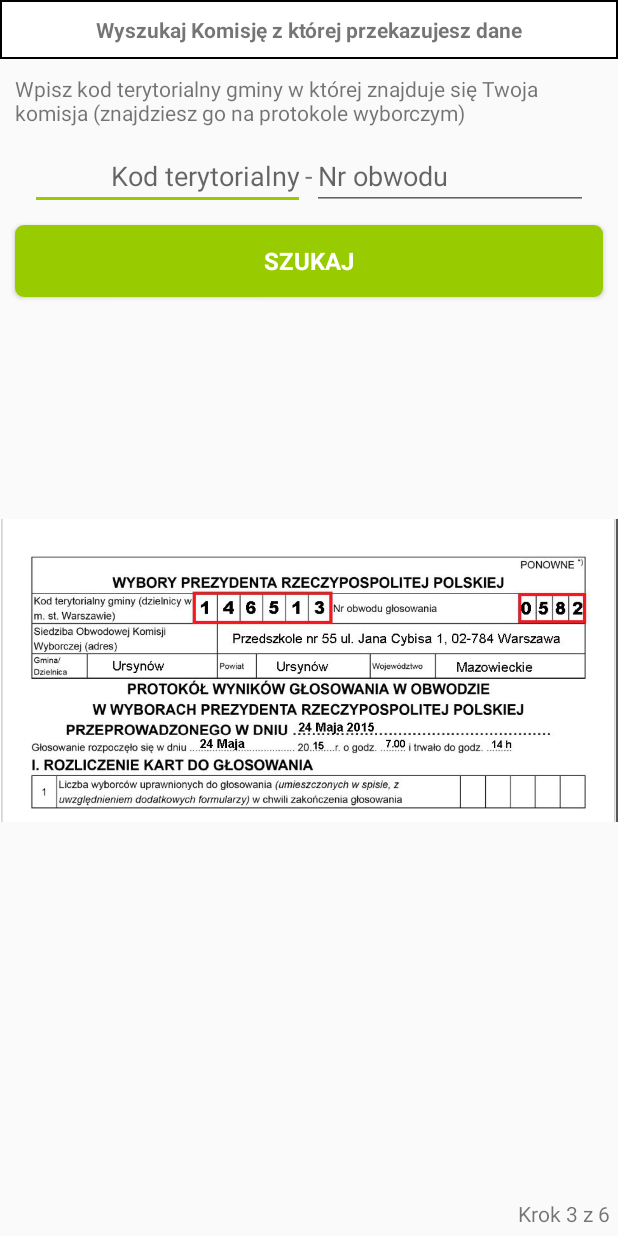
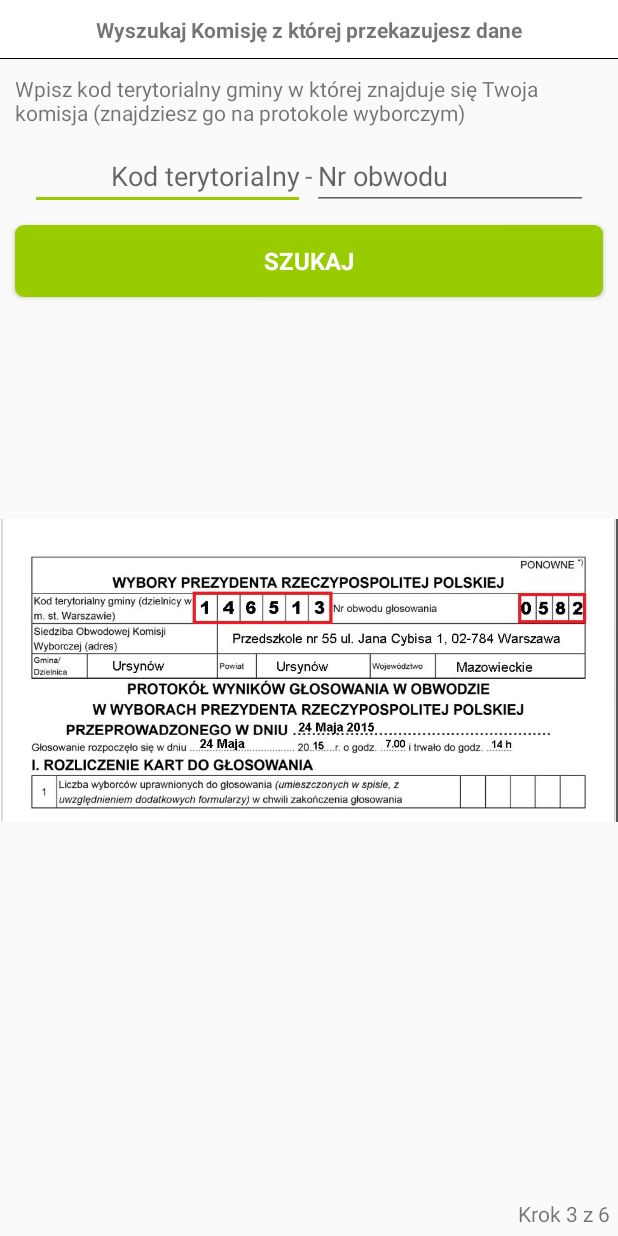
Before and after one commit to OpenPKW-Mobile/Android, an Android app: the FilterCommissionsFragment screen opened directly, with no data from a screen before it, on a phone screen of 412 x 824 dp. Run offline under Robolectric (Android 15) with nearby library versions, the phone set to English and light mode, and no system bars.

Commit message:
Next fixes

```diff
--- a/app/src/main/res/drawable/border.xml
+++ b/app/src/main/res/drawable/border.xml
@@ -1,7 +1,18 @@
 <?xml version="1.0" encoding="utf-8"?>
-<shape
-    xmlns:android="http://schemas.android.com/apk/res/android"
-    android:shape= "rectangle"  >
-    <solid android:color="#FFFFFF"/>
-    <stroke android:width="1dp"  android:color="#000000"/>
-</shape>
+<layer-list xmlns:android="http://schemas.android.com/apk/res/android">
+    <item>
+        <shape
+                xmlns:android="http://schemas.android.com/apk/res/android"
+                android:shape="rectangle">
+            <solid android:color="#FFFFFF"/>
+            <stroke android:width="1dp" android:color="#000000"/>
+        </shape>
+    </item>
+    <item android:bottom="1dp">
+        <shape
+                xmlns:android="http://schemas.android.com/apk/res/android"
+                android:shape="rectangle">
+            <solid android:color="#FFFFFF"/>
+        </shape>
+    </item>
+</layer-list>
--- a/app/src/main/res/values/strings.xml
+++ b/app/src/main/res/values/strings.xml
@@ -55,7 +55,7 @@
     <string name="fragment.take.photos.header.label">Wprowadzasz Dane Dla</string>
     <string name="fragment.take.photo.header.label">Zrób Zdjęcie Każdej Pojedynczej i Kolejnej stronie\nPROTOKOŁU WYBORCZEGO</string>
     <string name="fragment.take.photo.finish.button">Koniec zdjęć</string>
-    <string name="fragment.take.photo.get.image.button">Dalej</string>
+    <string name="fragment.take.photo.get.image.button">Zrób zdjęcie</string>
     <string name="fragment.take.photo.error.cannot.start.preview">Nie można ustawić podglądu</string>
     <string name="fragment.take.photo.error.cannot.start.camera">Nie można uruchomić kamery</string>
     <string name="fragment.photo.preview.header.label">Czy zdjęcje jest wyraźne i dobrze wykadrowane?\nJeśli Nie Ponów Próbę</string>
@@ -79,7 +79,8 @@
     <string name="fragment.send.images.saved">Twoje dane zostały zapisane w pamięci telefonu</string>
     <string name="fragment.send.images.will.send.later">Zostaną one przesłane na serwer automatycznie gdy połączysz się z Internetem</string>
 
-    <string name="fragment.send.images.final.text.with.results">Wyniki przekażemy na:\notwartapw.pl</string>
+    <string name="fragment.send.images.final.text.with.results">Wyniki przekażemy na:</string>
+    <string name="fragment.send.images.final.text.with.results.link">otwartapw.pl</string>
 
     <string name="fragment.photo.preview.dont.have.images">Nie wykonałeś żadnych zdjęć. Czy chcesz kontynuować bez wysyłania fotografii protokołu wyborczego.</string>
     <string name="dialog.ok">Tak</string>
```
Also changed, not shown: app/src/main/java/pl/openpkw/openpkwmobile/fragments/PhotosFragment.java (+23 -14 lines), app/src/main/java/pl/openpkw/openpkwmobile/fragments/SendImagesFragment.java (+10 -1 lines), app/src/main/res/layout/fragment_send_images.xml (+16 -7 lines), app/src/main/res/drawable/urna.gif (deleted), app/src/main/res/drawable/urna.png (added).
